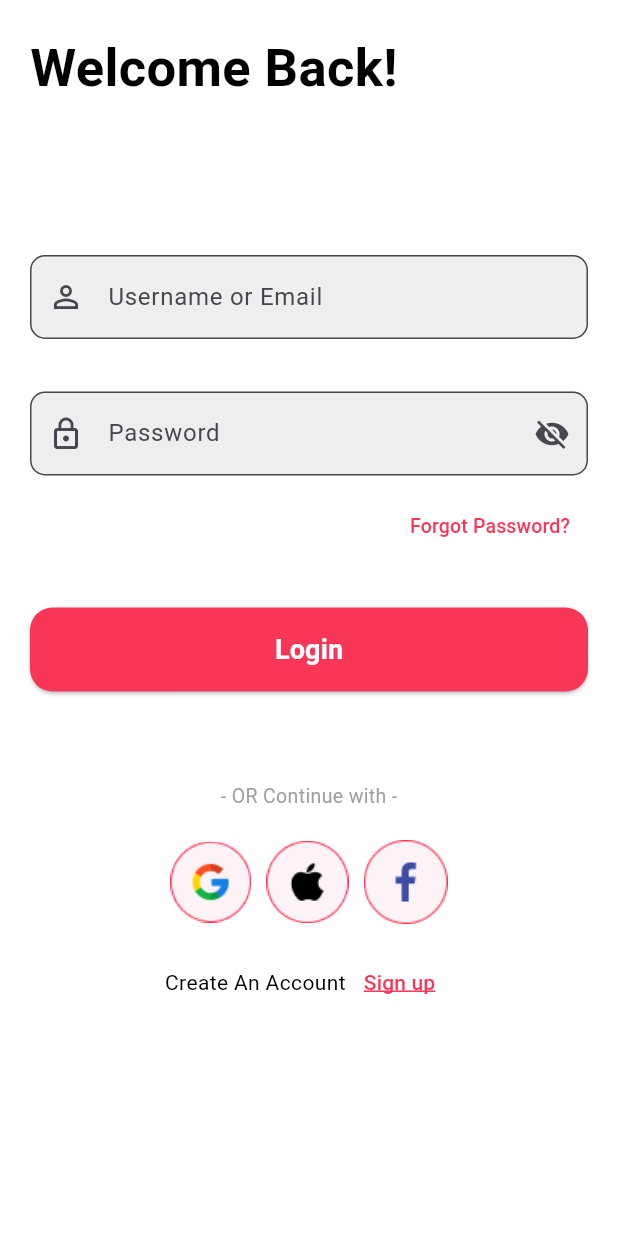
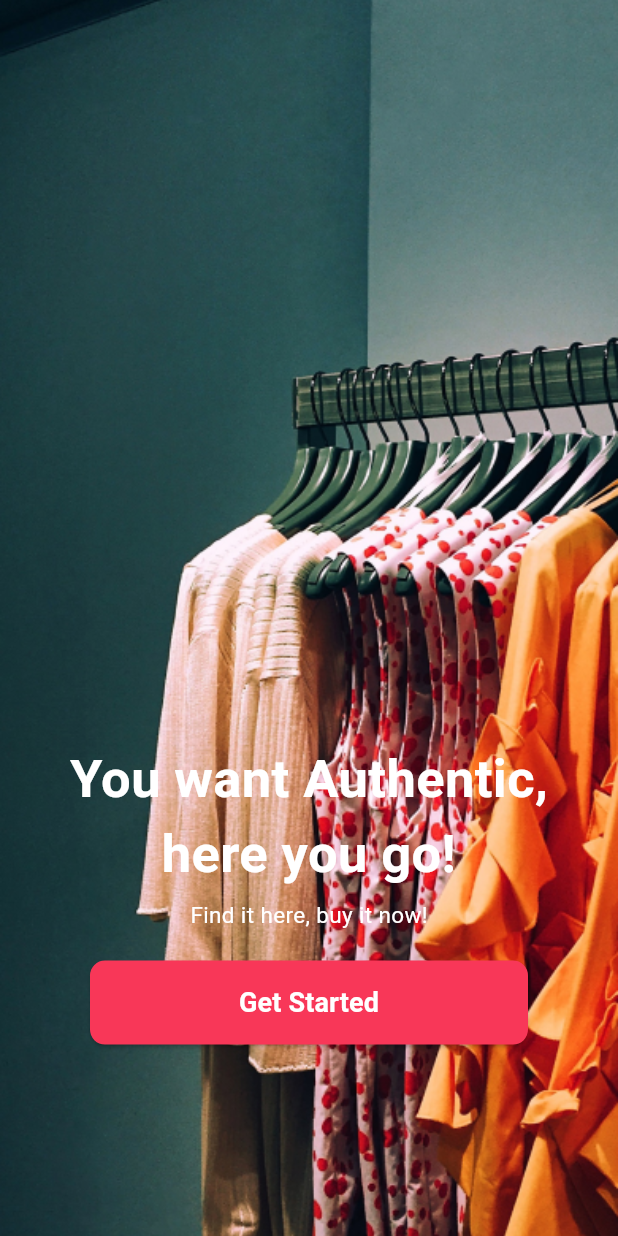
Before and after one commit to NhatHoang26122003/ecommerce_app, a Flutter app: the LoginScreen screen opened directly, after a tap on "Login", on a phone screen of 412 x 824 dp. Run offline on Flutter 3.47's test engine with Material 3 defaults, Android fonts, the phone set to English and light mode, and no system bars.

Commit message:
getStarted_HomePageBar

```diff
--- a/lib/main.dart
+++ b/lib/main.dart
@@ -1,4 +1,4 @@
-import 'package:ecommerce_app/splash_screen.dart';
+import 'package:ecommerce_app/screen/splash/splash_screen.dart';
 import 'package:flutter/material.dart';
 
 void main() {
--- a/lib/forgot_password.dart
+++ b/lib/screen/auth/forgot_password.dart
@@ -38,6 +38,10 @@ class _ForgotPasswordScreenState extends State<ForgotPasswordScreen> {
                 decoration: InputDecoration(
                     prefixIcon: Icon(Icons.email_outlined),
                     hintText: "Enter your email address",
+                    hintStyle: TextStyle(
+                      fontSize: 15,
+                      fontWeight: FontWeight.normal,
+                    ),
                     filled: true,
                     fillColor: Colors.grey[200],
                     border: OutlineInputBorder(
--- /dev/null
+++ b/lib/screen/auth/get_started.dart
@@ -0,0 +1,77 @@
+import 'package:ecommerce_app/screen/home/home_page.dart';
+import 'package:flutter/material.dart';
+import 'package:ecommerce_app/app_color.dart' as AppColor;
+
+class GetStartedScreen extends StatelessWidget {
+  const GetStartedScreen({super.key});
+
+  @override
+  Widget build(BuildContext context) {
+    return Scaffold(
+      body: Stack(
+        children: [
+          Positioned.fill(
+            child: Image.asset("assets/images/get_started.png", fit: BoxFit.cover,),
+          ),
+          Positioned(
+            left: 0,
+            right: 0,
+            top: MediaQuery.of(context).size.height * 0.6,
+            child: Column(
+              mainAxisAlignment: MainAxisAlignment.center,
+              crossAxisAlignment: CrossAxisAlignment.center,
+              children: [
+                Container(
+                  child: Text(
+                    "You want Authentic, here you go!",
+                    style: TextStyle(
+                      fontWeight: FontWeight.bold,
+                      fontSize: 35,
+                      color: Colors.white,
+                    ),
+                    textAlign: TextAlign.center,
+                  ),
+                  padding: EdgeInsets.only(left: 20, right: 20),
+                ),
+                SizedBox(height: 5,),
+                Text (
+                  "Find it here, buy it now!",
+                  style: TextStyle(
+                    fontSize: 15,
+                    color: Colors.white,
+                  ),
+                ),
+                SizedBox(height: 20,),
+                Container(
+                  width: double.infinity,
+                  padding: EdgeInsets.symmetric( horizontal: 60),
+                  child: ElevatedButton(
+                    onPressed: () {
+                      Navigator.pushReplacement(context,
+                      MaterialPageRoute(builder: (context) => HomePageScreen()));
+                    },
+                    style: ElevatedButton.styleFrom(
+                      backgroundColor: AppColor.titleButtonColor,
+                      padding: EdgeInsets.symmetric(vertical: 15),
+                      shape: RoundedRectangleBorder(
+                        borderRadius: BorderRadius.circular(10),
+                      )
+                    ),
+                    child: Text (
+                      "Get Started",
+                      style: TextStyle(
+                        fontSize: 18,
+                        fontWeight: FontWeight.bold,
+                        color: Colors.white,
+                      ),
+                    ),
+                  ),
+                )
+              ],
+            )
+          )
+        ],
+      ),
+    );
+  }
+}
--- a/lib/login.dart
+++ b/lib/screen/auth/login.dart
@@ -1,5 +1,6 @@
-import 'package:ecommerce_app/forgot_password.dart';
-import 'package:ecommerce_app/sign_up.dart';
+import 'package:ecommerce_app/screen/auth/forgot_password.dart';
+import 'package:ecommerce_app/screen/auth/get_started.dart';
+import 'package:ecommerce_app/screen/auth/sign_up.dart';
 import 'package:flutter/material.dart';
 import 'package:ecommerce_app/app_color.dart' as AppColor;
 
@@ -24,7 +25,6 @@ class _LoginScreenState extends State<LoginScreen> {
               mainAxisAlignment: MainAxisAlignment.center,
               crossAxisAlignment: CrossAxisAlignment.start,
               children: [
-                // title
                 Container(
                   padding: EdgeInsets.only(top: 20),
                   height: 150,
@@ -43,6 +43,10 @@ class _LoginScreenState extends State<LoginScreen> {
                   decoration: InputDecoration(
                     prefixIcon: Icon(Icons.person_outline),
                     hintText: "Username or Email",
+                    hintStyle: TextStyle(
+                      fontSize: 15,
+                      fontWeight: FontWeight.normal,
+                    ),
                     filled: true,
                     fillColor: Colors.grey[200],
                     border: OutlineInputBorder(
@@ -56,6 +60,10 @@ class _LoginScreenState extends State<LoginScreen> {
                   decoration: InputDecoration(
                     prefixIcon: Icon(Icons.lock_outline),
                     hintText: "Password",
+                    hintStyle: TextStyle(
+                      fontSize: 15,
+                      fontWeight: FontWeight.normal,
+                    ),
                     filled: true,
                     fillColor: Colors.grey[200],
                     border: OutlineInputBorder(
@@ -91,7 +99,10 @@ class _LoginScreenState extends State<LoginScreen> {
                 SizedBox(
                   width: double.infinity,
                   child: ElevatedButton(
-                    onPressed: () {},
+                    onPressed: () {
+                      Navigator.pushReplacement(context,
+                          MaterialPageRoute(builder: (context) => GetStartedScreen()));
+                    },
                     style: ElevatedButton.styleFrom(
                       backgroundColor: AppColor.titleButtonColor,
                       padding: EdgeInsets.symmetric(vertical: 15),
```
Also changed, not shown: lib/screen/auth/sign_up.dart (renamed from lib/sign_up.dart, +13 -1 lines), lib/screen/home/components/stylish_appbar.dart (added, +44 -0 lines), lib/screen/home/components/stylish_search.dart (added, +49 -0 lines), lib/screen/home/home_page.dart (added, +37 -0 lines), lib/screen/splash/onboarding_screen.dart (renamed from lib/onboarding_screen.dart, +5 -5 lines), assets/images/avatar.png (added), assets/images/get_started.png (added), lib/screen/splash/splash_screen.dart (renamed from lib/splash_screen.dart).
